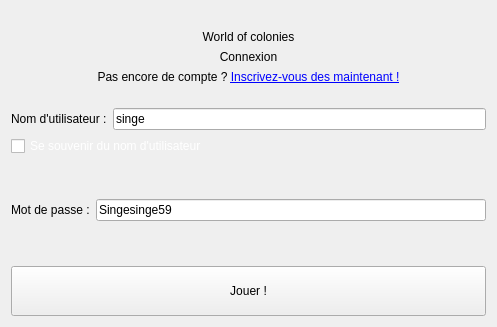
Before: the Qt Designer form bdd/widgetconnexion.ui in theDude29/world_of_colonies, drawn with Qt 5.
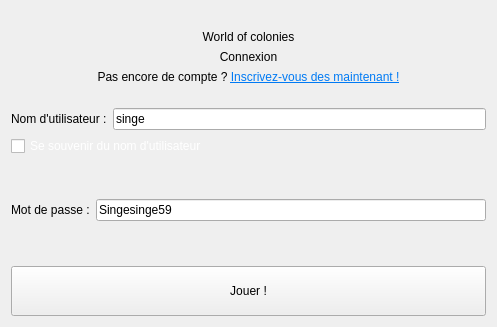
After: the same form once the commit is applied.

```diff
--- a/bdd/widgetconnexion.ui
+++ b/bdd/widgetconnexion.ui
@@ -53,7 +53,7 @@
    <item>
     <widget class="QLabel" name="label">
      <property name="text">
-      <string>&lt;html&gt;&lt;head/&gt;&lt;body&gt;&lt;p&gt;Pas encore de compte ? &lt;a href=&quot;http://localhost/test/site/site_world_of_colonies/vue/inscription.php&quot;&gt;Inscrivez-vous des maintenant !&lt;/a&gt;&lt;/p&gt;&lt;/body&gt;&lt;/html&gt;</string>
+      <string>&lt;html&gt;&lt;head/&gt;&lt;body&gt;&lt;p&gt;Pas encore de compte ? &lt;a href=&quot;http://remi.perenne.free.fr/site_world_of_colonies/vue/inscription.php&quot;&gt;&lt;span style=&quot; text-decoration: underline; color:#007af4;&quot;&gt;Inscrivez-vous des maintenant !&lt;/span&gt;&lt;/a&gt;&lt;/p&gt;&lt;/body&gt;&lt;/html&gt;</string>
      </property>
      <property name="textFormat">
       <enum>Qt::RichText</enum>
```
